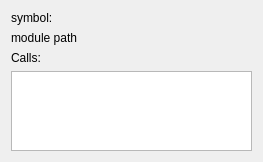
The window that rgat/labelMouseoverWidget.ui (ncatlin/rgat) describes before a commit, drawn with Qt 5.
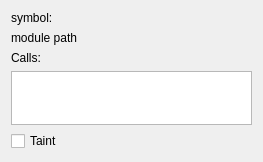
The same window after the commit.

```diff
--- a/rgat/labelMouseoverWidget.ui
+++ b/rgat/labelMouseoverWidget.ui
@@ -66,6 +66,13 @@
      </property>
     </widget>
    </item>
+   <item>
+    <widget class="QCheckBox" name="checkBox">
+     <property name="text">
+      <string>Taint</string>
+     </property>
+    </widget>
+   </item>
   </layout>
  </widget>
  <resources/>
```
